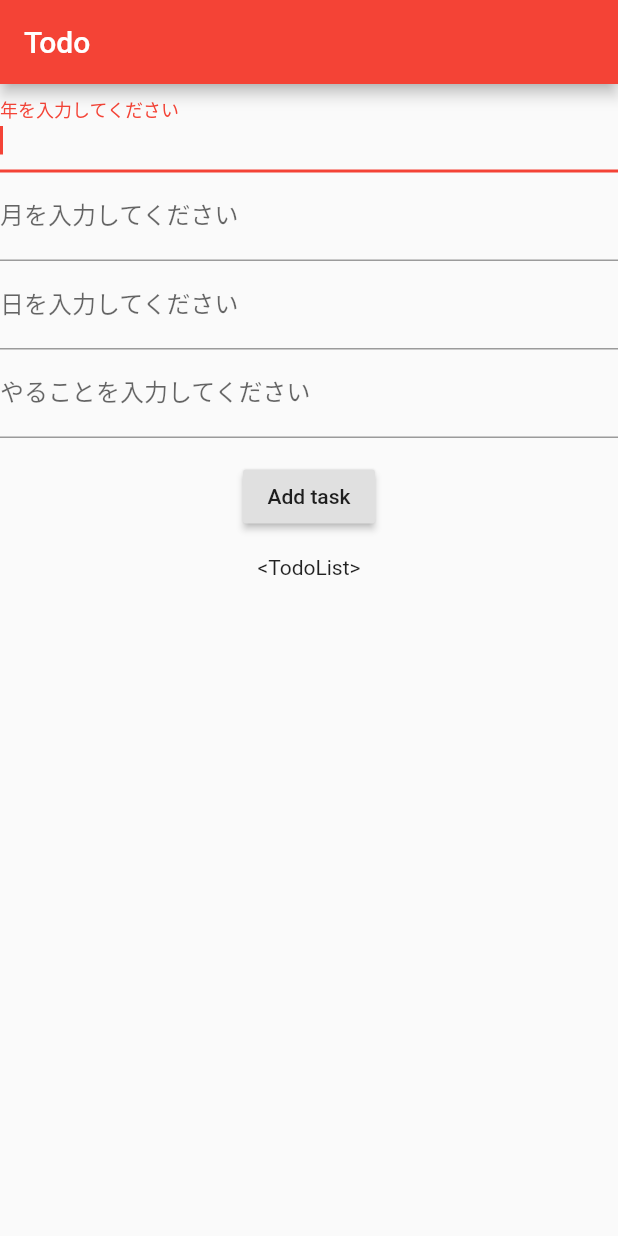
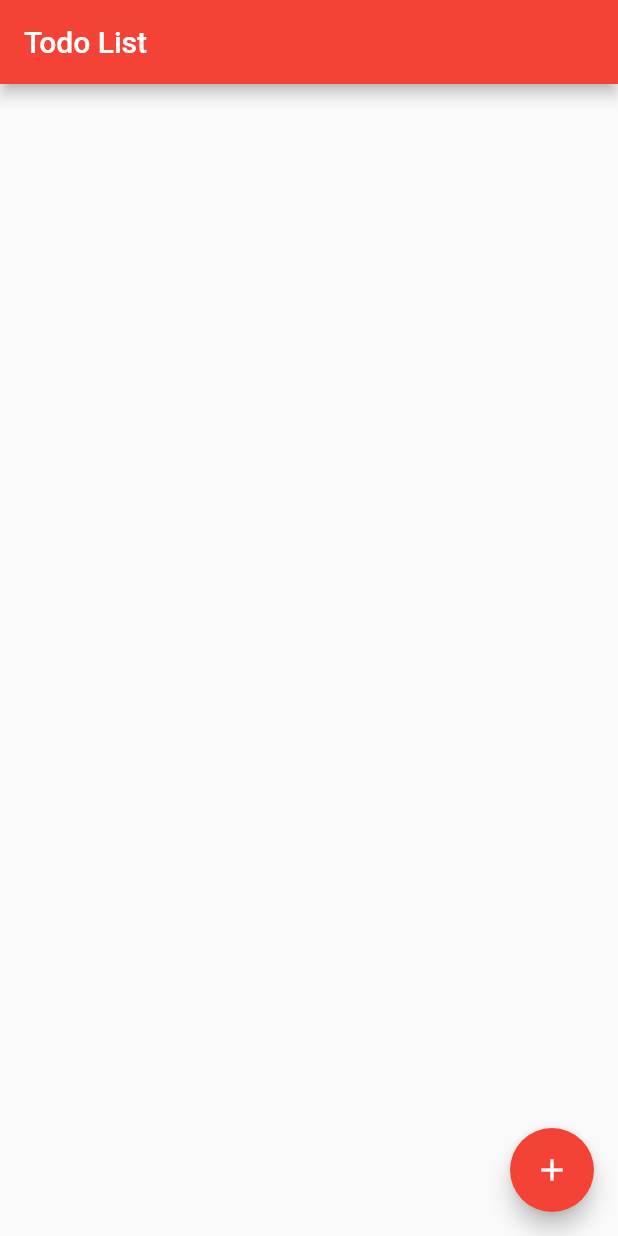
Before and after one commit to MasatakaKudou/flutter_todo, a Flutter app: the screen it shows after launch, on a phone screen of 412 x 824 dp. Run offline on Flutter 3.47's test engine with Material 2 defaults, Android fonts, the phone set to English and light mode, and no system bars.

Commit message:
progress is changesd

```diff
--- a/lib/main.dart
+++ b/lib/main.dart
@@ -25,145 +25,45 @@ class TodoList extends StatefulWidget {
 
 class TodoListState extends State<TodoList> {
 
-  var yearList =[];
-  var monthList = [];
-  var dayList = [];
-  List todoList = [];
-  var num = 0;
+  List<String> todoItems = [];
 
-
-  final formKey = GlobalKey<FormState>();
-  final yearFocus = FocusNode();
-  final monthFocus = FocusNode();
-  final dayFocus = FocusNode();
-  final todoFocus = FocusNode();
-
-  void newYear(var _year){
+  void newTodo() {
     setState(() {
-      yearList += _year;
+      int index = todoItems.length;
+      todoItems.add('Todo: ' + index.toString());
     });
   }
 
-  void newMonth(var _month){
-    setState(() {
-      monthList += _month;
-    });
+  Widget _buildTodoList() {
+    return new ListView.builder(
+      itemBuilder: (context, index) {
+        if (index < todoItems.length) {
+          return _buildTodoItem(todoItems[index]);
+        }else{
+          return _buildTodoItem("");
+        }
+      },
+    );
   }
 
-  void newDay(var _day){
-    setState(() {
-      dayList += _day;
-    });
-  }
-
-  void newTodo(var _todo){
-    setState(() {
-      todoList += _todo;
-    });
+  Widget _buildTodoItem(String todoText) {
+    return new ListTile(
+        title: new Text(todoText)
+    );
   }
 
   @override
   Widget build(BuildContext context) {
-    return Scaffold(
-      appBar: AppBar(
-        title: Text(widget.title),
+    return new Scaffold(
+      appBar: new AppBar(
+          title: new Text('Todo List')
       ),
-      body: Center(
-        child: Column(
-          children: <Widget>[
-            Form(
-              key: formKey,
-              child: Column(
-                children: <Widget>[
-                  yearFormField(context),
-                  monthFormField(context),
-                  dayFormField(context),
-                  todoFormField(context),
-                  Padding(
-                    padding: const EdgeInsets.symmetric(vertical: 15.0),
-                    child: RaisedButton(
-                        onPressed: (){
-                          if(formKey.currentState.validate()){
-                            formKey.currentState.save();
-                          }
-                        },
-                        child: Text('Add task'),
-                    ),
-                  ),
-                ],
-              ),
-            ),
-            Text(
-              '<TodoList>'
-            ),
-          ],
-        ),
+      body: _buildTodoList(),
+      floatingActionButton: new FloatingActionButton(
+          onPressed: newTodo,
+          tooltip: 'Add task',
+          child: new Icon(Icons.add)
       ),
     );
   }
-
-  TextFormField yearFormField(BuildContext context){
-    return TextFormField(
-      keyboardType: TextInputType.number,
-      textInputAction: TextInputAction.next,
-      autofocus: true,
-      decoration: InputDecoration(labelText: "年を入力してください"),
-      focusNode: yearFocus,
-      onFieldSubmitted: (v) {
-        yearFocus.unfocus();
-      },
-      onSaved: (value){
-        newYear(int.parse(value));
-      },
-    );
-  }
-
-  TextFormField monthFormField(BuildContext context){
-    return TextFormField(
-      keyboardType: TextInputType.number,
-      textInputAction: TextInputAction.next,
-      autofocus: true,
-      decoration: InputDecoration(labelText: "月を入力してください"),
-      focusNode: monthFocus,
-      onFieldSubmitted: (v) {
-        monthFocus.unfocus();
-      },
-      onSaved: (value){
-        newMonth(int.parse(value));
-      },
-    );
-  }
-
-  TextFormField dayFormField(BuildContext context){
-    return TextFormField(
-      keyboardType: TextInputType.number,
-      textInputAction: TextInputAction.next,
-      autofocus: true,
-      decoration: InputDecoration(labelText: "日を入力してください"),
-      focusNode: dayFocus,
-      onFieldSubmitted: (v) {
-        dayFocus.unfocus();
-      },
-      onSaved: (value){
-        newDay(int.parse(value));
-      },
-    );
-  }
-
-  TextFormField todoFormField(BuildContext context){
-    return TextFormField(
-      keyboardType: TextInputType.number,
-      textInputAction: TextInputAction.done,
-      autofocus: true,
-      decoration: InputDecoration(labelText: "やることを入力してください"),
-      focusNode: todoFocus,
-      onFieldSubmitted: (v) {
-        todoFocus.unfocus();
-      },
-      onSaved: (value){
-        newDay(int.parse(value));
-      },
-    );
-  }
-
 }
```
